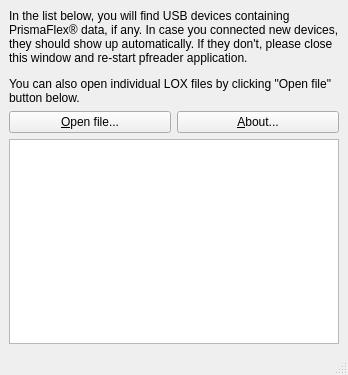
Old version of the form src/pfreader_gui/mainwindow.ui in the repository mpasternak/pfreader-gui.
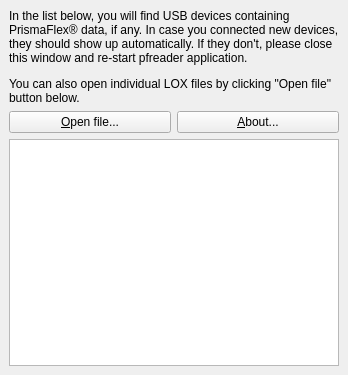
New version of the form. Icons and pictures are not drawn.

Commit message: Remove status bar

Patch:
```diff
--- a/src/pfreader_gui/mainwindow.ui
+++ b/src/pfreader_gui/mainwindow.ui
@@ -65,7 +65,6 @@
     </rect>
    </property>
   </widget>
-  <widget class="QStatusBar" name="statusbar"/>
  </widget>
  <resources/>
  <connections/>
```
